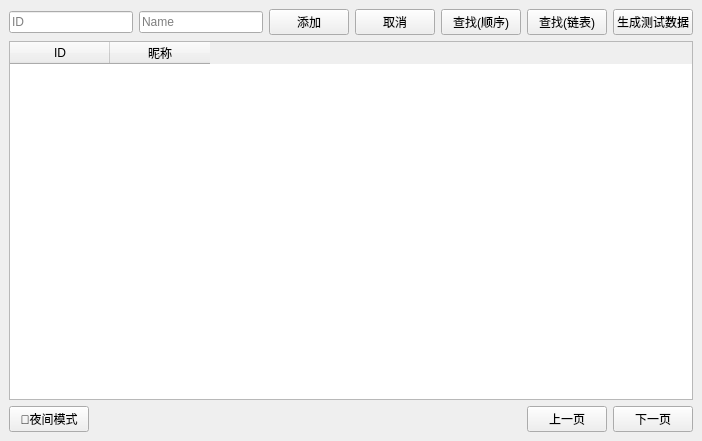
Old version of the form algorithm exercise/large work/ui/mainwindow.ui in the repository chenshang3/follower.
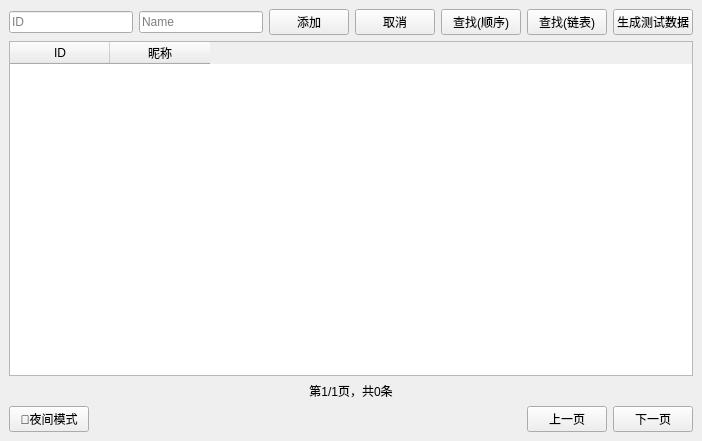
New version of the form.

What changed in the file:
```diff
--- a/algorithm exercise/large work/ui/mainwindow.ui
+++ b/algorithm exercise/large work/ui/mainwindow.ui
@@ -85,6 +85,16 @@
       </column>
      </widget>
     </item>
+    <item>
+     <widget class="QLabel" name="labelPageInfo">
+      <property name="text">
+       <string>第1/1页，共0条</string>
+      </property>
+      <property name="alignment">
+       <set>Qt::AlignmentFlag::AlignCenter</set>
+      </property>
+     </widget>
+    </item>
     <item>
      <layout class="QHBoxLayout" name="pageLayout">
       <item>
```
